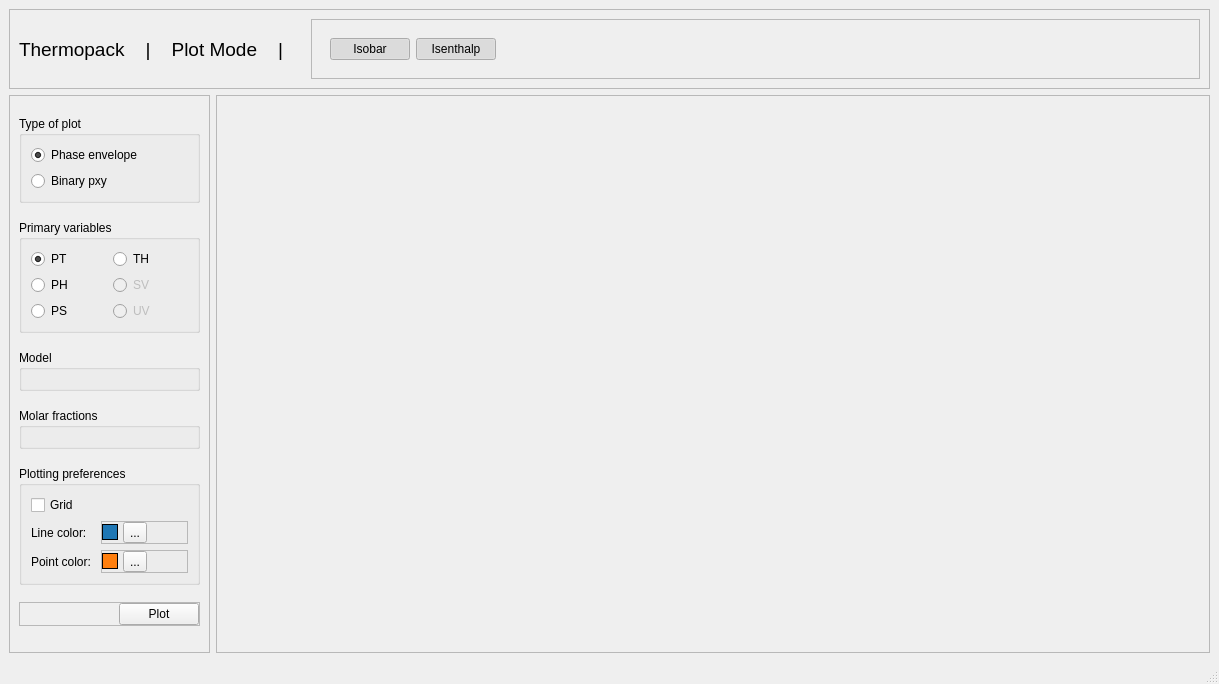
Old version of the form addon/pycThermopack/pyctp/gui/widgets/layouts/plot_mode.ui in the repository thermotools/thermopack.
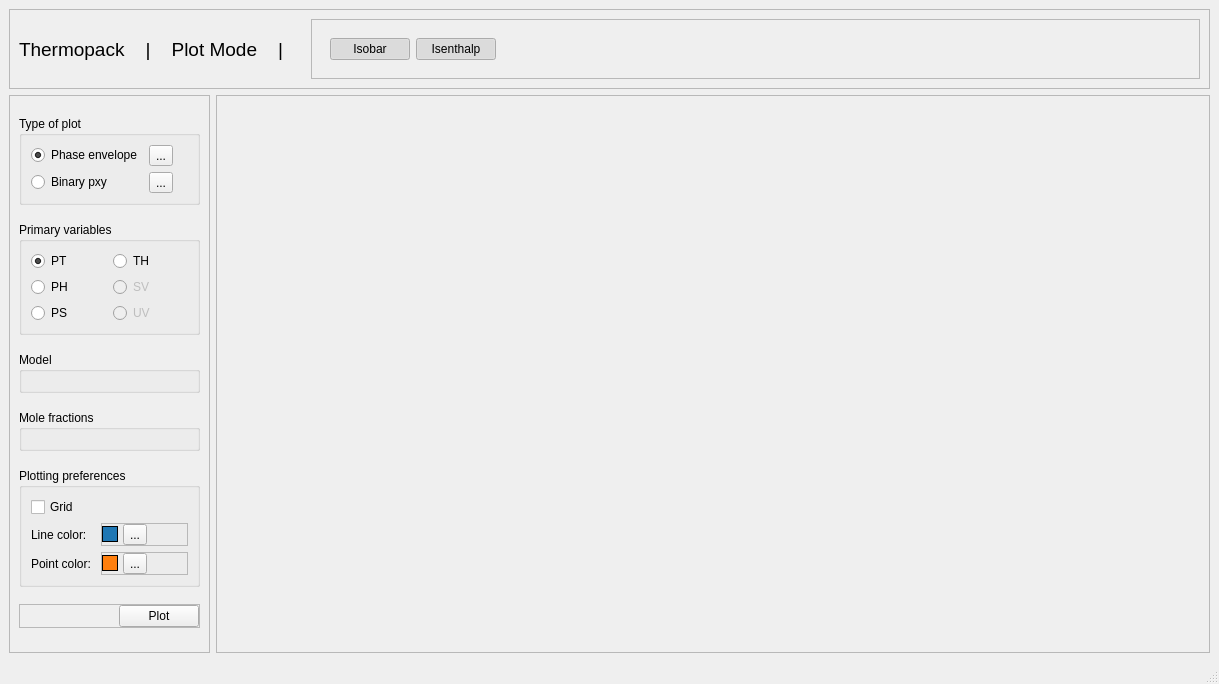
New version of the form.

Commit message: Create a basic page for Calculation mode

What changed in the file:
```diff
--- a/addon/pycThermopack/pyctp/gui/widgets/layouts/plot_mode.ui
+++ b/addon/pycThermopack/pyctp/gui/widgets/layouts/plot_mode.ui
@@ -41,7 +41,7 @@
          <property name="title">
           <string>Type of plot</string>
          </property>
-         <layout class="QGridLayout" name="gridLayout_2">
+         <layout class="QFormLayout" name="formLayout_2">
           <item row="0" column="0">
            <widget class="QRadioButton" name="ph_env_btn">
             <property name="text">
@@ -68,6 +68,20 @@
             </attribute>
            </widget>
           </item>
+          <item row="0" column="1">
+           <widget class="QToolButton" name="ph_env_toolbtn">
+            <property name="text">
+             <string>...</string>
+            </property>
+           </widget>
+          </item>
+          <item row="1" column="1">
+           <widget class="QToolButton" name="bin_pxy_toolbtn">
+            <property name="text">
+             <string>...</string>
+            </property>
+           </widget>
+          </item>
          </layout>
         </widget>
        </item>
@@ -187,7 +201,7 @@
           </sizepolicy>
          </property>
          <property name="title">
-          <string>Molar fractions</string>
+          <string>Mole fractions</string>
          </property>
          <layout class="QFormLayout" name="fractions_layout"/>
         </widget>
```
Left out of the diff: 2 changed lines with no effect on the pictures. The commit also changes 5 other files.
